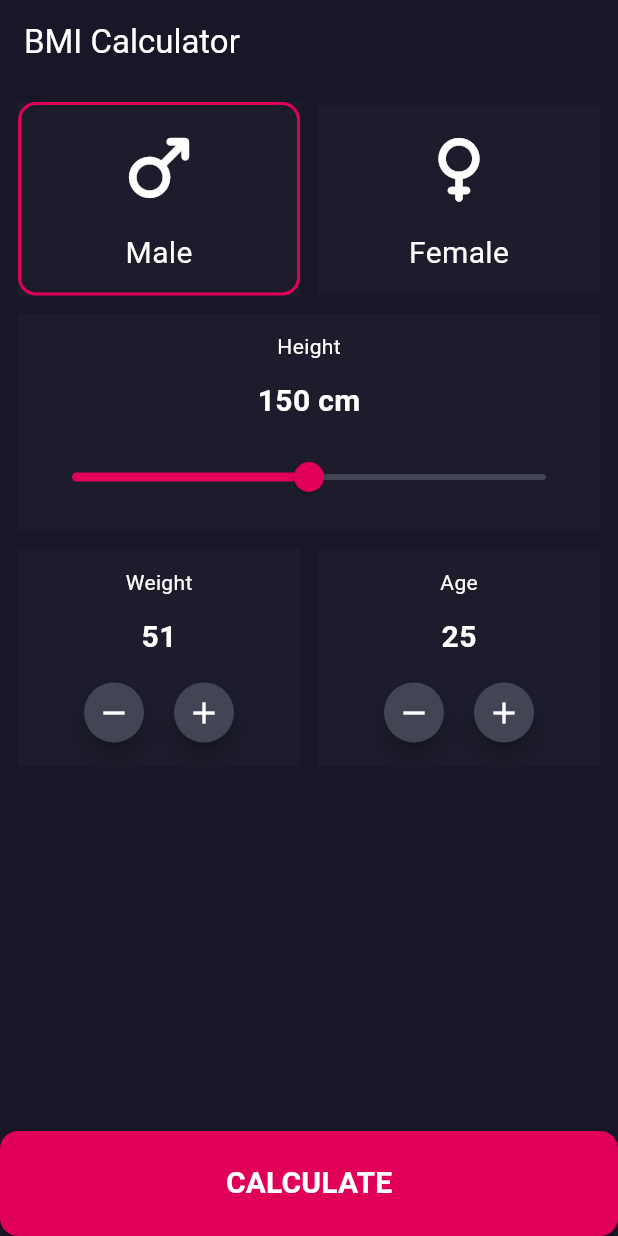
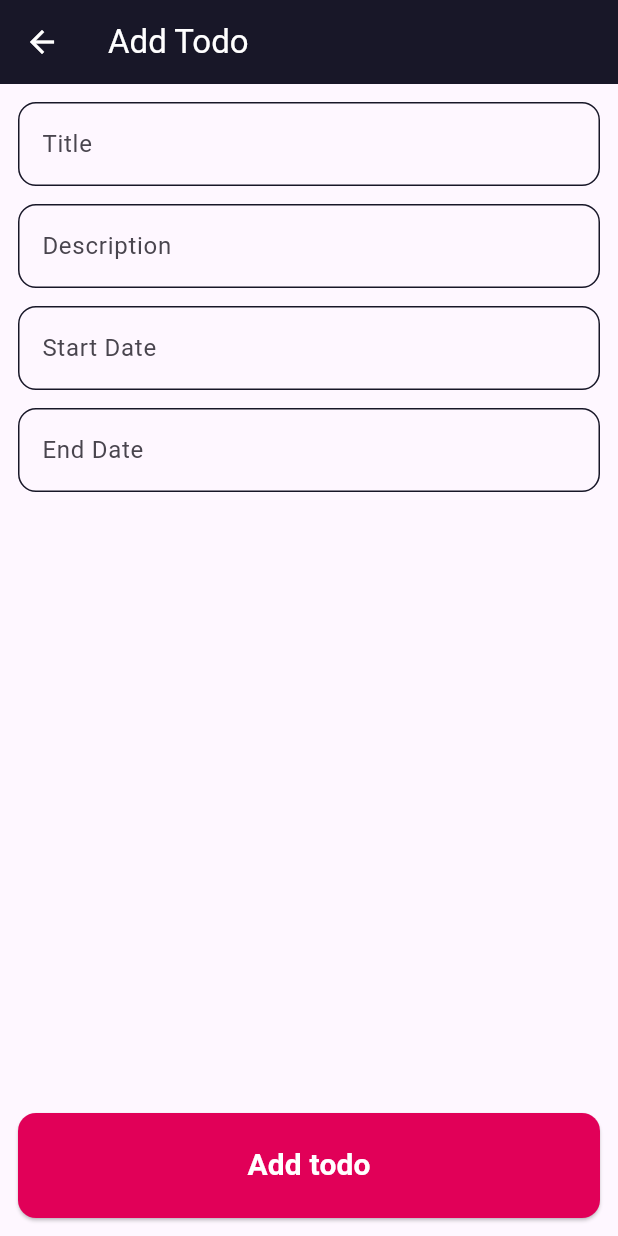
Before and after one commit to Ka8eemHelmy/BMI-Calculator-App, a Flutter app: the screen it shows after launch, after a tap on the "add" icon, on a phone screen of 412 x 824 dp. Run offline on Flutter 3.47's test engine with Material 2 defaults, Android fonts, the phone set to English and light mode, and no system bars; our stand-ins replace animated_splash_screen, flutter_bloc, fluttertoast, lottie; network calls fail.

Commit message:
Build Todo App (All Tasks - Add Task - Edit Task - Delete Task)

```diff
--- a/lib/main.dart
+++ b/lib/main.dart
@@ -2,7 +2,9 @@ import 'package:bmi/view_model/bloc/bmi_cubit/bmi_cubit.dart';
 import 'package:flutter/material.dart';
 import 'package:flutter_bloc/flutter_bloc.dart';
 import 'view/screens/home/home_screen.dart';
+import 'view/screens/splash/splash_screen.dart';
 import 'view_model/bloc/observer.dart';
+import 'view_model/bloc/todo/todo_cubit.dart';
 
 void main() {
   Bloc.observer = MyBlocObserver();
@@ -18,6 +20,7 @@ class MyApp extends StatelessWidget {
     return MultiBlocProvider(
       providers: [
         BlocProvider(create: (context) => BMICubit(),),
+        BlocProvider(create: (context) => TodoCubit(),),
       ],
       child: MaterialApp(
         title: 'Flutter Demo',
@@ -25,7 +28,7 @@ class MyApp extends StatelessWidget {
           colorScheme: ColorScheme.fromSeed(seedColor: Colors.deepPurple),
           useMaterial3: true,
         ),
-        home: const HomeScreen(),
+        home: const SplashScreen(),
       ),
     );
   }
--- /dev/null
+++ b/lib/model/todo/todo_model.dart
@@ -0,0 +1,13 @@
+class TodoModel {
+  String? title;
+  String? description;
+  String? startDate;
+  String? endDate;
+
+  TodoModel({
+    this.title,
+    this.description,
+    this.startDate,
+    this.endDate,
+  });
+}
--- /dev/null
+++ b/lib/view/components/widgets/text_form_field_custom.dart
@@ -0,0 +1,83 @@
+import 'package:flutter/material.dart';
+import '../../../view_model/utils/colors.dart';
+
+class TextFormFieldCustom extends StatelessWidget {
+  final TextEditingController? controller;
+  final Color? mainColor;
+  final TextInputType? keyboardType;
+  final TextInputAction? textInputAction;
+  final void Function()? onTap;
+  final bool? readOnly;
+  final String? labelText;
+  final IconData? icon;
+
+  const TextFormFieldCustom({
+    this.controller,
+    this.mainColor = AppColors.pink,
+    this.keyboardType = TextInputType.text,
+    this.textInputAction = TextInputAction.next,
+    this.onTap,
+    this.readOnly = false,
+    this.labelText,
+    this.icon,
+    Key? key,
+  }) : super(key: key);
+
+  @override
+  Widget build(BuildContext context) {
+    return TextFormField(
+      controller: controller,
+      cursorColor: mainColor,
+      keyboardType: keyboardType,
+      textInputAction: textInputAction,
+      onTap: onTap,
+      readOnly: readOnly ?? false,
+      decoration: InputDecoration(
+        labelText: labelText,
+        focusColor: mainColor,
+        floatingLabelStyle: TextStyle(
+          color: mainColor,
+        ),
+        prefixIcon: icon != null ? Icon(
+          icon,
+          color: mainColor,
+        ) : null,
+        border: OutlineInputBorder(
+          borderRadius: BorderRadius.circular(12),
+          borderSide: const BorderSide(
+            color: AppColors.background,
+            width: 1,
+          ),
+        ),
+        enabledBorder: OutlineInputBorder(
+          borderRadius: BorderRadius.circular(12),
+          borderSide: const BorderSide(
+            color: AppColors.background,
+            width: 1,
+          ),
+        ),
+        focusedBorder: OutlineInputBorder(
+          borderRadius: BorderRadius.circular(12),
+          borderSide: BorderSide(
+            color: mainColor ?? AppColors.pink,
+            width: 2,
+          ),
+        ),
+        errorBorder: OutlineInputBorder(
+          borderRadius: BorderRadius.circular(12),
+          borderSide: const BorderSide(
+            color: AppColors.red,
+            width: 1,
+          ),
+        ),
+        focusedErrorBorder: OutlineInputBorder(
+          borderRadius: BorderRadius.circular(12),
+          borderSide: const BorderSide(
+            color: AppColors.red,
+            width: 2,
+          ),
+        ),
+      ),
+    );
+  }
+}
--- /dev/null
+++ b/lib/view/screens/splash/splash_screen.dart
@@ -0,0 +1,20 @@
+import 'package:animated_splash_screen/animated_splash_screen.dart';
+import 'package:bmi/view_model/utils/images.dart';
+import 'package:flutter/material.dart';
+import '../todo/home/home_screen.dart';
+// import 'package:page_transition/src/enum.dart';
+
+class SplashScreen extends StatelessWidget {
+  const SplashScreen({Key? key}) : super(key: key);
+
+  @override
+  Widget build(BuildContext context) {
+    return AnimatedSplashScreen(
+      splash: AppImages.logo,
+      nextScreen: HomeScreen(),
+      splashIconSize: 150,
+      splashTransition: SplashTransition.fadeTransition,
+      // pageTransitionType: PageTransitionType.rotate,
+    );
+  }
+}
--- /dev/null
+++ b/lib/view/screens/todo/home/add_todo_screen.dart
@@ -0,0 +1,133 @@
+import 'package:flutter/material.dart';
+import 'package:intl/intl.dart';
+
+import '../../../../view_model/bloc/todo/todo_cubit.dart';
+import '../../../../view_model/utils/colors.dart';
+import '../../../../view_model/utils/functions.dart';
+import '../../../components/widgets/text_custom.dart';
+import '../../../components/widgets/text_form_field_custom.dart';
+
+class AddTodoScreen extends StatelessWidget {
+  const AddTodoScreen({Key? key}) : super(key: key);
+
+  @override
+  Widget build(BuildContext context) {
+    var cubit = TodoCubit.get(context);
+    cubit.resetControllers();
+    return Scaffold(
+      appBar: AppBar(
+        backgroundColor: AppColors.background,
+        title: const TextCustom(
+          text: 'Add Todo',
+        ),
+        iconTheme: const IconThemeData(
+          color: AppColors.white,
+        ),
+      ),
+      body: Form(
+        key: cubit.formKey,
+        child: Padding(
+          padding: const EdgeInsets.all(12),
+          child: Column(
+            children: [
+              Expanded(
+                child: SingleChildScrollView(
+                  child: Column(
+                    children: [
+                      TextFormFieldCustom(
+                        controller: cubit.titleController,
+                        labelText: 'Title',
+                      ),
+                      const SizedBox(
+                        height: 12,
+                      ),
+                      TextFormFieldCustom(
+                        controller: cubit.descriptionController,
+                        labelText: 'Description',
+                        textInputAction: TextInputAction.done,
+                      ),
+                      const SizedBox(
+                        height: 12,
+                      ),
+                      TextFormFieldCustom(
+                        controller: cubit.startDateController,
+                        labelText: 'Start Date',
+                        keyboardType: TextInputType.none,
+                        readOnly: true,
+                        onTap: () {
+                          showDatePicker(
+                            context: context,
+                            initialDate: DateTime.now(),
+                            firstDate: DateTime(2019, 5, 21),
+                            lastDate: DateTime.now().add(
+                              Duration(days: 365 * 5),
+                            ),
+                          ).then((value) {
+                            if (value != null) {
+                              cubit.startDateController.text = DateFormat('yyyy/MM/dd').format(value);
+                            }
+                          });
+                        },
+                      ),
+                      const SizedBox(
+                        height: 12,
+                      ),
+                      TextFormFieldCustom(
+                        controller: cubit.endDateController,
+                        labelText: 'End Date',
+                        keyboardType: TextInputType.none,
+                        readOnly: true,
+                        onTap: () {
+                          showDatePicker(
+                            context: context,
+                            initialDate: DateTime.now(),
+                            firstDate: DateTime(2019, 5, 21),
+                            lastDate: DateTime.now().add(
+                              Duration(days: 365 * 5),
+                            ),
+                          ).then((value) {
+                            if(value != null){
+                              cubit.endDateController.text = DateFormat('yyyy/MM/dd').format(value);
+                            }
+                          });
+                        },
+                      ),
+                    ],
+                  ),
+                ),
+              ),
+              SafeArea(
+                child: ElevatedButton(
+                  style: ElevatedButton.styleFrom(
+                    backgroundColor: AppColors.pink,
+                    minimumSize: const Size(double.infinity, 70),
+                    shape: const RoundedRectangleBorder(
+                      borderRadius: BorderRadius.all(
+                        Radius.circular(12),
+                      ),
+                    ),
+                  ),
+                  onPressed: () {
+                    if(cubit.formKey.currentState!.validate()){
+                      cubit.addTodo().then((value) {
+                        Navigator.pop(context);
+                        Functions.showToast(
+                            message: 'Added Successfully'
+                        );
+                      });
+                    }
+                  },
+                  child: const TextCustom(
+                    text: 'Add todo',
+                    fontSize: 20,
+                    fontWeight: FontWeight.bold,
+                  ),
+                ),
+              )
+            ],
+          ),
+        ),
+      ),
+    );
+  }
+}
--- /dev/null
+++ b/lib/view/screens/todo/home/home_screen.dart
@@ -0,0 +1,86 @@
+import 'package:bmi/view/components/background/background_widget.dart';
+import 'package:bmi/view/components/widgets/text_custom.dart';
+import 'package:bmi/view/screens/todo/home/add_todo_screen.dart';
+import 'package:bmi/view/screens/todo/home/edit_todo_screen.dart';
+import 'package:bmi/view_model/bloc/todo/todo_cubit.dart';
+import 'package:bmi/view_model/utils/colors.dart';
+import 'package:bmi/view_model/utils/images.dart';
+import 'package:bmi/view_model/utils/navigation.dart';
+import 'package:flutter/material.dart';
+import 'package:flutter_bloc/flutter_bloc.dart';
+import 'package:lottie/lottie.dart';
+
+import '../../../../model/todo/todo_model.dart';
+import '../../../../view_model/bloc/todo/todo_state.dart';
+import '../../../components/todo/home/todo_widget.dart';
+
+class HomeScreen extends StatelessWidget {
+  const HomeScreen({Key? key}) : super(key: key);
+
+  @override
+  Widget build(BuildContext context) {
+    return Scaffold(
+      appBar: AppBar(
+        backgroundColor: AppColors.background,
+        title: TextCustom(
+          text: 'Todo App',
+        ),
+      ),
+      body: BlocConsumer<TodoCubit, TodoStates>(
+        listener: (context, state) {},
+        builder: (context, state) {
+          var cubit = TodoCubit.get(context);
+          return Visibility(
+            visible: cubit.todos.isNotEmpty,
+            replacement: Center(
+              child: Column(
+                mainAxisSize: MainAxisSize.min,
+                children: [
+                  Lottie.network(
+                    AppImages.empty,
+                    height: 300,
+                  ),
+                  const SizedBox(height: 12,),
+                  const TextCustom(
+                    text: 'No Tasks added yet!',
+                    fontSize: 20,
+                    color: AppColors.black,
+                  ),
+                ],
+              ),
+            ),
+            child: ListView.separated(
+              padding: const EdgeInsets.all(12),
+              itemBuilder: (context, index) {
+                return TodoWidget(
+                  todo: cubit.todos[index],
+                  onTap: (){
+                    cubit.changeIndex(index);
+                    Navigation.push(context, EditTodoScreen());
+                  },
+                );
+              },
+              separatorBuilder: (context, index) {
+                return const SizedBox(
+                  height: 10,
+                );
+              },
+              itemCount: cubit.todos.length,
+            ),
+          );
+        },
+      ),
+      floatingActionButton: FloatingActionButton(
+        onPressed: () {
+          Navigation.push(context, const AddTodoScreen());
+        },
+        shape: const CircleBorder(),
+        backgroundColor: AppColors.background,
+        child: const Icon(
+          Icons.add,
+          color: AppColors.white,
+        ),
+      ),
+    );
+  }
+}
--- /dev/null
+++ b/lib/view_model/bloc/todo/todo_cubit.dart
@@ -0,0 +1,62 @@
+import 'package:bmi/view_model/bloc/todo/todo_state.dart';
+import 'package:bmi/view_model/utils/navigation.dart';
+import 'package:flutter/cupertino.dart';
+import 'package:flutter_bloc/flutter_bloc.dart';
+
+import '../../../model/todo/todo_model.dart';
+
+class TodoCubit extends Cubit<TodoStates>{
+  TodoCubit() : super(TodoInitialState());
+
+  static TodoCubit get(context) => BlocProvider.of<TodoCubit>(context);
+
+  List<TodoModel> todos = [];
+
+  int currentIndex = 0;
+
+  void changeIndex(int index){
+    currentIndex = index;
+    titleController.text = todos[currentIndex].title ?? '';
+    descriptionController.text = todos[index].description ?? '';
+    startDateController.text = todos[index].startDate ?? '';
+    endDateController.text = todos[index].endDate ?? '';
+  }
+  GlobalKey<FormState> formKey = GlobalKey<FormState>();
+
+  TextEditingController titleController = TextEditingController();
+  TextEditingController descriptionController = TextEditingController();
+  TextEditingController startDateController = TextEditingController();
+  TextEditingController endDateController = TextEditingController();
+
+  Future<void> addTodo() async {
+    TodoModel todo = TodoModel(
+      title: titleController.text,
+      description: descriptionController.text,
+      startDate: startDateController.text,
+      endDate: endDateController.text,
+    );
+    todos.add(todo);
+    resetControllers();
+    emit(AddTodoState());
+  }
+
+  void resetControllers(){
+    titleController.clear();
+    descriptionController.clear();
+    startDateController.clear();
+    endDateController.clear();
+  }
+
+  Future<void> editTodo() async {
+    todos[currentIndex].title = titleController.text;
+    todos[currentIndex].description = descriptionController.text;
+    todos[currentIndex].startDate = startDateController.text;
+    todos[currentIndex].endDate = endDateController.text;
+    emit(EditTodoState());
+  }
+
+  Future<void> deleteTodo() async {
+    todos.removeAt(currentIndex);
+    emit(DeleteTodoState());
+  }
+}
--- /dev/null
+++ b/lib/view_model/bloc/todo/todo_state.dart
@@ -0,0 +1,9 @@
+abstract class TodoStates {}
+
+class TodoInitialState extends TodoStates {}
+
+class AddTodoState extends TodoStates {}
+
+class EditTodoState extends TodoStates {}
+
+class DeleteTodoState extends TodoStates {}
--- a/lib/view_model/utils/colors.dart
+++ b/lib/view_model/utils/colors.dart
@@ -7,4 +7,5 @@ class AppColors {
   static const Color grey = Color(0xFF444554);
   static const Color background = Color(0xFF181728);
   static const Color secondBackground = Color(0xFF1C1C2D);
+  static const Color red = Colors.red;
 }
--- /dev/null
+++ b/lib/view_model/utils/images.dart
@@ -0,0 +1,4 @@
+class AppImages {
+  static const String logo = 'assets/icons/splash/todo-icon.jpg';
+  static const String empty = 'https://lottie.host/0cbc3e43-7722-4812-927e-ddc0d4072d34/xug1oNlcWe.json';
+}
--- /dev/null
+++ b/lib/view_model/utils/navigation.dart
@@ -0,0 +1,12 @@
+import 'package:flutter/material.dart';
+
+class Navigation {
+  static void push(BuildContext context, Widget screen) {
+    Navigator.push(
+      context,
+      MaterialPageRoute(
+        builder: (context) => screen,
+      ),
+    );
+  }
+}
```
Also changed, not shown: lib/view/components/todo/home/todo_widget.dart (added, +48 -0 lines), lib/view/screens/todo/home/edit_todo_screen.dart (added, +169 -0 lines), lib/view_model/utils/functions.dart (added, +17 -0 lines), pubspec.yaml (+8 -2 lines), assets/icons/splash/todo-icon.jpg (added), pubspec.lock.
